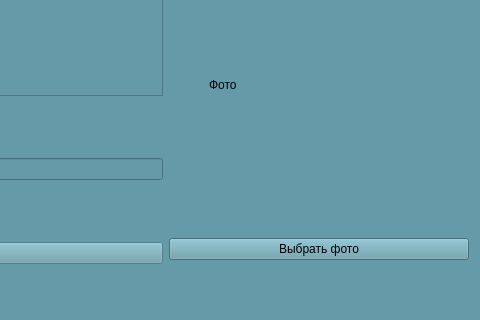
Before: the Qt Designer form Client/jeducation-v0.1/learning.ui in Avedik/Desktop-application-IEducation, drawn with Qt 5; both pictures show x 520 to 1000 and y 407 to 727 of the 1000 by 727 pixel window.
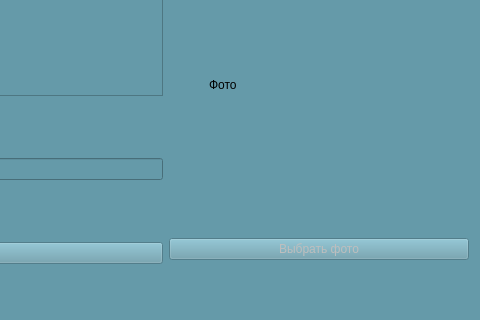
After: the same form once the commit is applied.

```diff
--- a/Client/jeducation-v0.1/learning.ui
+++ b/Client/jeducation-v0.1/learning.ui
@@ -332,6 +332,9 @@
        </property>
        <item>
         <widget class="QPushButton" name="chooseButton">
+         <property name="enabled">
+          <bool>false</bool>
+         </property>
          <property name="maximumSize">
           <size>
            <width>400</width>
```
